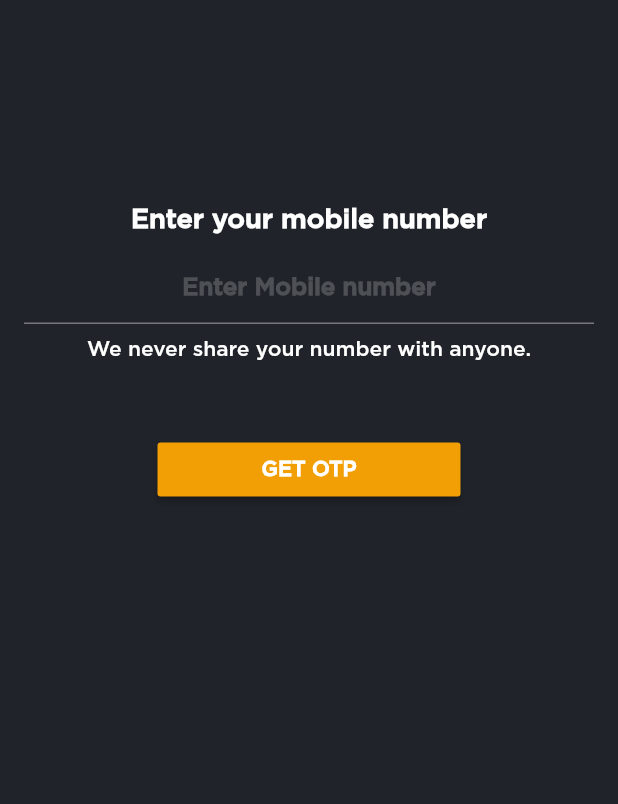
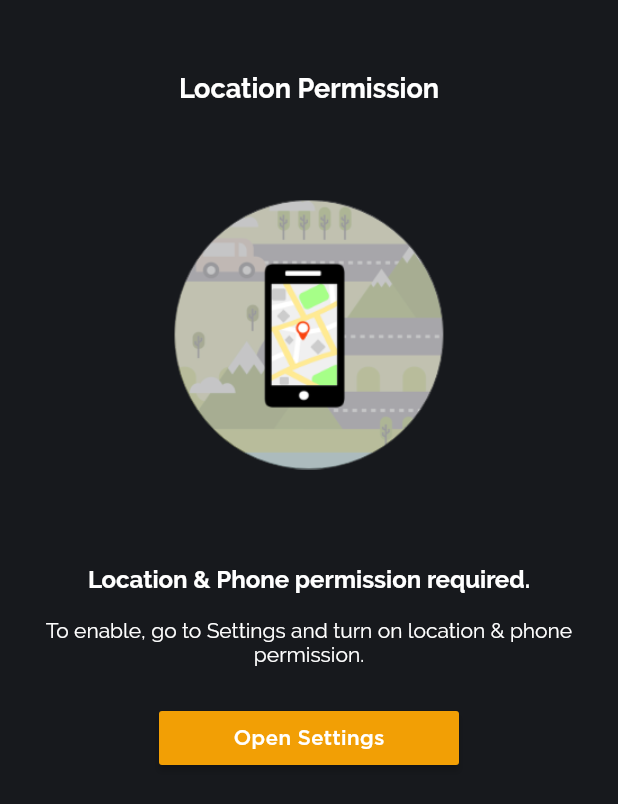
Before and after one commit to NikhilM17/bzinga_flutter, a Flutter app: the screen it shows after launch, on a phone screen of 412 x 824 dp. Shown: the top 804 px of the screen. Run offline on Flutter 3.47's test engine with Material 2 defaults, Android fonts, the phone set to English and light mode, and no system bars; our stand-ins replace device_info, firebase_messaging, fluttertoast, geolocator, location, shared_preferences; accounts and stored records are empty.

Commit message:
Location Screen integration

```diff
--- a/lib/colors.dart
+++ b/lib/colors.dart
@@ -3,4 +3,5 @@ import 'dart:ui';
 class CustomColor {
   static const Color underline = Color(0xFFF29F05);
   static const Color hintColor = Color(0x34FFFFFF);
+  static const Color buttonColor = Color(0xFFF29F05);
 }
--- /dev/null
+++ b/lib/fonts.dart
@@ -0,0 +1,3 @@
+class FontsManager{
+  static const String raleway = 'Raleway';
+}
--- a/lib/main.dart
+++ b/lib/main.dart
@@ -1,4 +1,5 @@
 import 'package:bzinga/authentication/MobileNumber.dart';
+import 'package:bzinga/tour/location_access.dart';
 import 'package:flutter/material.dart';
 
 void main() => runApp(MyApp());
@@ -18,7 +19,7 @@ class MyApp extends StatelessWidget {
         primarySwatch: Colors.blue,
         fontFamily: 'Gotham',
       ),
-      home: MobileNumber(),
+      home: LocationAccess(),
     );
   }
 }
--- /dev/null
+++ b/lib/tour/location_access.dart
@@ -0,0 +1,133 @@
+import 'package:bzinga/authentication/MobileNumber.dart';
+import 'package:bzinga/fonts.dart';
+import 'package:bzinga/utils/sharedPrefs.dart';
+import 'package:flutter/material.dart';
+import 'package:geolocator/geolocator.dart';
+import 'package:location/location.dart';
+
+class LocationAccess extends StatefulWidget {
+  @override
+  State<StatefulWidget> createState() {
+    return LocationAccessState();
+  }
+}
+
+class LocationAccessState extends State<LocationAccess> {
+  Geolocator _geolocator = Geolocator();
+
+  @override
+  initState() {
+    super.initState();
+    fetchLocation();
+  }
+
+  LocationData currentLocation;
+
+  var location = new Location();
+
+  void fetchLocation() async {
+    try {
+      currentLocation = await location.getLocation();
+      _getAddressFromLatLng(
+          currentLocation.latitude, currentLocation.longitude);
+    } catch (e) {
+      if (e.code == 'PERMISSION_DENIED') {
+        print("persmission denied");
+      }
+      currentLocation = null;
+    }
+  }
+
+// Platform messages may fail, so we use a try/catch PlatformException.
+
+  void _getAddressFromLatLng(double latitude, double longitude) async {
+    try {
+      List<Placemark> p =
+          await _geolocator.placemarkFromCoordinates(latitude, longitude);
+
+      Placemark place = p[0];
+
+      setState(() {
+        print("got address Called");
+        SharedPrefs.saveLocation(place.locality, place.administrativeArea);
+        Navigator.push(
+            context, MaterialPageRoute(builder: (context) => MobileNumber()));
+      });
+    } catch (e) {
+      print(e);
+    }
+  }
+
+  void clickedOpenSettings() {
+    print("Clicked Open Settings");
+  }
+
+  @override
+  Widget build(BuildContext context) {
+    print("Build Called");
+    return Scaffold(
+      body: Container(
+        color: Color(0xFF17191D),
+        padding: new EdgeInsets.only(top: 48, left: 16, right: 16),
+        child: Center(
+          child: Column(
+            children: <Widget>[
+              Container(
+                child: Text(
+                  'Location Permission',
+                  style: TextStyle(
+                      fontSize: 18,
+                      fontFamily: FontsManager.raleway,
+                      fontWeight: FontWeight.w700),
+                  textAlign: TextAlign.center,
+                ),
+              ),
+              Container(
+                child: LocationImageAsset(),
+              ),
+              Container(
+                child: Text(
+                  'Location & Phone permission required.',
+                  style: TextStyle(
+                      fontSize: 16,
+                      fontFamily: FontsManager.raleway,
+                      fontWeight: FontWeight.w600),
+                  textAlign: TextAlign.center,
+                ),
+              ),
+              Container(
+                padding: EdgeInsets.only(top: 16),
+                child: Text(
+                  'To enable, go to Settings and turn on location & phone permission.',
+                  style: TextStyle(
+                      fontSize: 14,
+                      fontFamily: FontsManager.raleway,
+                      fontWeight: FontWeight.w500),
+                  textAlign: TextAlign.center,
+                ),
+              ),
+              Container(
+                width: 200,
+                padding: EdgeInsets.only(top: 24, bottom: 16),
+                child: RaisedButton(
+                  child: Text('Open Settings'),
+                  onPressed: clickedOpenSettings,
+                ),
+              ),
+            ],
+          ),
+        ),
+      ),
+    );
+  }
+}
+
+class LocationImageAsset extends StatelessWidget {
+  @override
+  Widget build(BuildContext context) {
+    AssetImage assetImage = AssetImage('images/location.png');
+    Image image = Image(image: assetImage, height: 180, width: 180);
+    return Container(
+        padding: EdgeInsets.only(top: 64, bottom: 64), child: image);
+  }
+}
```
Also changed, not shown: lib/authentication/MobileNumber.dart (+23 -4 lines), lib/authentication/VerifyOtp.dart (+31 -9 lines), lib/authentication/models/verifyMobileOtp.dart (+24 -6 lines), lib/utils/sharedPrefs.dart (added, +24 -0 lines), pubspec.yaml (+8 -3 lines), images/location.png (added), lib/notification/firebaseService.dart (added), pubspec.lock, 6 other files.
